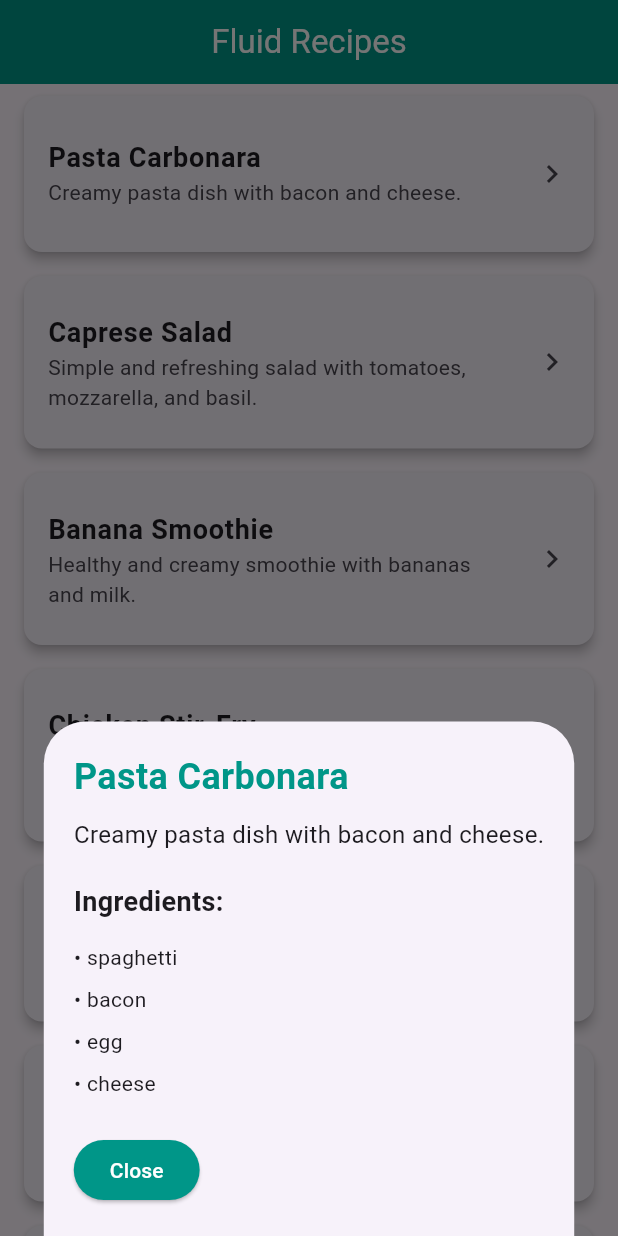
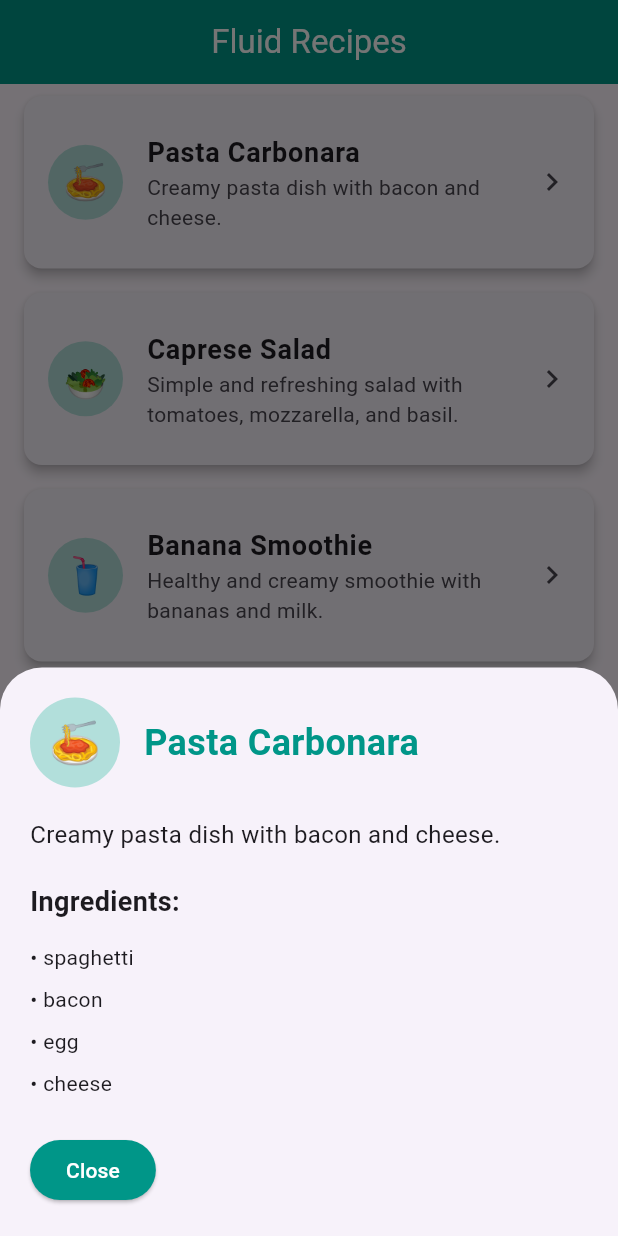
Before and after one commit to ishraq101/live_test3, a Flutter app: the screen it shows after launch, after a tap on "Pasta Carbonara", on a phone screen of 412 x 824 dp. Run offline on Flutter 3.47's test engine with Material 3 defaults, Android fonts, the phone set to English and light mode, and no system bars.

Commit message:
Added recipe avatars and icons to improve UI

```diff
--- a/lib/recipe card.dart
+++ b/lib/recipe card.dart
@@ -17,6 +17,20 @@ class RecipeCard extends StatelessWidget {
       margin: const EdgeInsets.symmetric(vertical: 8, horizontal: 16),
       elevation: 3,
       child: ListTile(
+        leading: Container(
+          width: 50,
+          height: 50,
+          decoration: BoxDecoration(
+            color: Colors.teal.shade100,
+            borderRadius: BorderRadius.circular(25),
+          ),
+          child: Center(
+            child: Text(
+              recipe.icon,
+              style: const TextStyle(fontSize: 24),
+            ),
+          ),
+        ),
         contentPadding: const EdgeInsets.all(16),
         title: Text(
           recipe.title,
--- a/lib/recipe.dart
+++ b/lib/recipe.dart
@@ -2,11 +2,13 @@ class Recipe {
   final String title;
   final String description;
   final List<String> ingredients;
+  final String icon; // Added icon field
 
   Recipe({
     required this.title,
     required this.description,
     required this.ingredients,
+    required this.icon, // Added icon parameter
   });
 
   factory Recipe.fromJson(Map<String, dynamic> json) {
@@ -14,6 +16,7 @@ class Recipe {
       title: json['title'] ?? 'Untitled Recipe',
       description: json['description'] ?? 'No description available',
       ingredients: List<String>.from(json['ingredients'] ?? []),
+      icon: json['icon'] ?? '🍳', // Default icon if none provided
     );
   }
 }
--- a/lib/recipe_details.dart
+++ b/lib/recipe_details.dart
@@ -14,7 +14,25 @@ class RecipeDetails extends StatelessWidget {
         crossAxisAlignment: CrossAxisAlignment.start,
         mainAxisSize: MainAxisSize.min,
         children: [
-          Text(
+          Row(
+            children: [
+              Container(
+                width: 60,
+                height: 60,
+                decoration: BoxDecoration(
+                  color: Colors.teal.shade100,
+                  borderRadius: BorderRadius.circular(30),
+                ),
+                child: Center(
+                  child: Text(
+                    recipe.icon,
+                    style: const TextStyle(fontSize: 28),
+                  ),
+                ),
+              ),
+              const SizedBox(width: 16),
+              Expanded(
+                child: Text(
                   recipe.title,
                   style: const TextStyle(
                     fontSize: 24,
@@ -22,7 +40,10 @@ class RecipeDetails extends StatelessWidget {
                     color: Colors.teal,
                   ),
                 ),
-          const SizedBox(height: 10),
+              ),
+            ],
+          ),
+          const SizedBox(height: 20),
           Text(
             recipe.description,
             style: const TextStyle(fontSize: 16),
--- a/lib/recipe_service.dart
+++ b/lib/recipe_service.dart
@@ -1,6 +1,6 @@
 import 'dart:convert';
+import 'package:live_test/recipe.dart';
 
-import 'package:live_test/recipe.dart';
 
 class RecipeService {
   static List<Recipe> loadRecipes() {
@@ -10,37 +10,44 @@ class RecipeService {
         {
           "title": "Pasta Carbonara",
           "description": "Creamy pasta dish with bacon and cheese.",
-          "ingredients": ["spaghetti", "bacon", "egg", "cheese"]
+          "ingredients": ["spaghetti", "bacon", "egg", "cheese"],
+          "icon": "🍝"
         },
         {
           "title": "Caprese Salad",
           "description": "Simple and refreshing salad with tomatoes, mozzarella, and basil.",
-          "ingredients": ["tomatoes", "mozzarella", "basil"]
+          "ingredients": ["tomatoes", "mozzarella", "basil"],
+          "icon": "🥗"
         },
         {
           "title": "Banana Smoothie",
           "description": "Healthy and creamy smoothie with bananas and milk.",
-          "ingredients": ["bananas", "milk"]
+          "ingredients": ["bananas", "milk"],
+          "icon": "🥤"
         },
         {
           "title": "Chicken Stir-Fry",
           "description": "Quick and flavorful stir-fried chicken with vegetables.",
-          "ingredients": ["chicken breast", "broccoli", "carrot", "soy sauce"]
+          "ingredients": ["chicken breast", "broccoli", "carrot", "soy sauce"],
+          "icon": "🍗"
         },
         {
           "title": "Grilled Salmon",
           "description": "Delicious grilled salmon with lemon and herbs.",
-          "ingredients": ["salmon fillet", "lemon", "olive oil", "dill"]
+          "ingredients": ["salmon fillet", "lemon", "olive oil", "dill"],
+          "icon": "🐟"
         },
         {
           "title": "Vegetable Curry",
           "description": "Spicy and aromatic vegetable curry.",
-          "ingredients": ["mixed vegetables", "coconut milk", "curry powder"]
+          "ingredients": ["mixed vegetables", "coconut milk", "curry powder"],
+          "icon": "🍛"
         },
         {
           "title": "Berry Parfait",
           "description": "Layered dessert with fresh berries and yogurt.",
-          "ingredients": ["berries", "yogurt", "granola"]
+          "ingredients": ["berries", "yogurt", "granola"],
+          "icon": "🍓"
         }
       ]
     }
```
Lines whose indentation alone changed are shown as unchanged.
